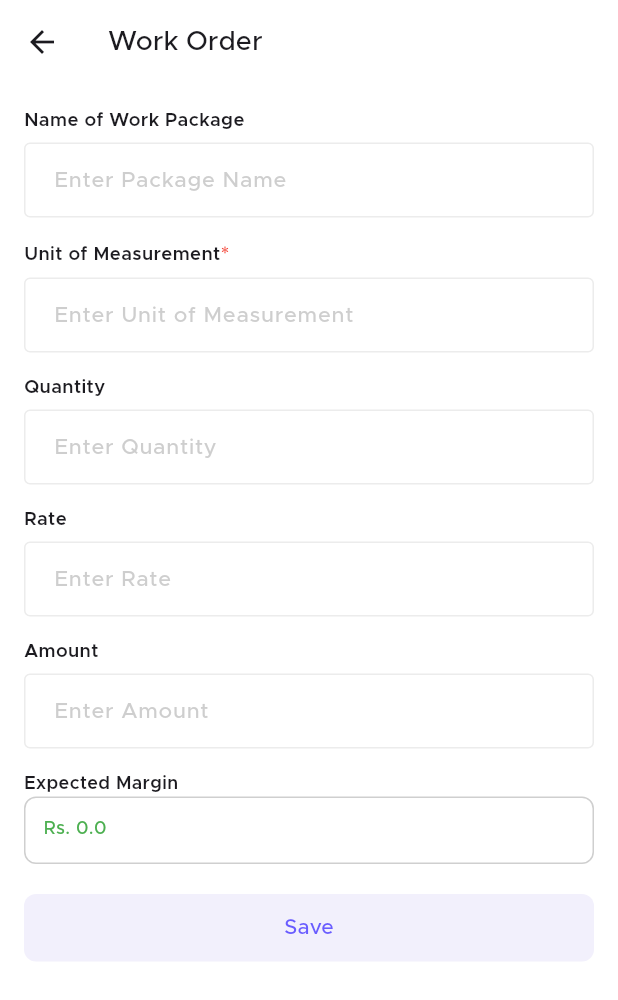
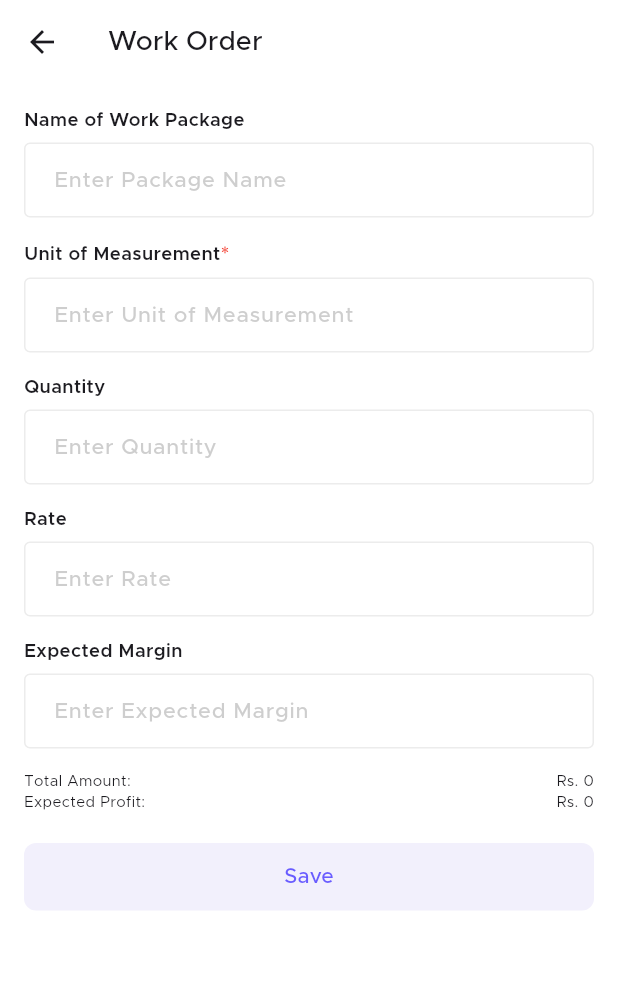
Before and after one commit to shubhamavantkar/pragati-one, a Flutter app: the AddWorkOrderPage screen opened directly, on a phone screen of 412 x 824 dp. Shown: the top 1000 px of the screen. Run offline on Flutter 3.47's test engine with Material 3 defaults, Android fonts, the phone set to English and light mode, and no system bars; our stand-ins replace flutter_otp_text_field, fluttertoast, shared_preferences; missing offline and left inert: phonenumbers; accounts and stored records are empty.

Commit message:
minor changes

```diff
--- a/lib/pages/workOrderPage.dart
+++ b/lib/pages/workOrderPage.dart
@@ -49,6 +49,9 @@ class _AddWorkOrderPageState extends State<AddWorkOrderPage> {
     });
   }
 
+  int totalAmount = 0;
+  int expectedProfit = 0;
+
   @override
   Widget build(BuildContext context) {
     return Scaffold(
@@ -75,6 +78,7 @@ class _AddWorkOrderPageState extends State<AddWorkOrderPage> {
               prefixImage: SizedBox(), // Passing an empty widget
             ),
             FormTextField(
+              keyboardType: TextInputType.numberWithOptions(),
               controller: _unitController,
               hintText: 'Enter Unit of Measurement',
               label: 'Unit of Measurement',
@@ -82,6 +86,7 @@ class _AddWorkOrderPageState extends State<AddWorkOrderPage> {
               prefixImage: SizedBox(), // Passing an empty widget
             ),
             FormTextField(
+              keyboardType: TextInputType.numberWithOptions(),
               controller: _quantityController,
               hintText: 'Enter Quantity',
               label: 'Quantity',
@@ -90,6 +95,7 @@ class _AddWorkOrderPageState extends State<AddWorkOrderPage> {
                   _calculateAmount(), // Recalculate amount on change
             ),
             FormTextField(
+              keyboardType: TextInputType.numberWithOptions(),
               controller: _rateController,
               hintText: 'Enter Rate',
               label: 'Rate',
@@ -97,35 +103,74 @@ class _AddWorkOrderPageState extends State<AddWorkOrderPage> {
               onChanged: (value) =>
                   _calculateAmount(), // Recalculate amount on change
             ),
+            // FormTextField(
+            //   keyboardType: TextInputType.numberWithOptions(),
+            //   controller: _rateController,
+            //   hintText: 'Enter Amount',
+            //   label: 'Amount',
+            //   prefixImage: SizedBox(), // Passing an empty widget
+            //   onChanged: (value) =>
+            //       _calculateAmount(), // Recalculate amount on change
+            // ),
             FormTextField(
+              keyboardType: TextInputType.numberWithOptions(),
               controller: _rateController,
-              hintText: 'Enter Amount',
-              label: 'Amount',
+              hintText: 'Enter Expected Margin',
+              label: 'Expected Margin',
               prefixImage: SizedBox(), // Passing an empty widget
               onChanged: (value) =>
                   _calculateAmount(), // Recalculate amount on change
             ),
-            Text(
-              'Expected Margin',
-              style: TextStyle(fontSize: 12, fontWeight: FontWeight.w600),
+            // Text(
+            //   'Expected Margin',
+            //   style: TextStyle(fontSize: 12, fontWeight: FontWeight.w600),
+            // ),
+            // SizedBox(
+            //   height: 5,
+            // ),
+            // Container(
+            //   height: 45,
+            //   width: double.infinity,
+            //   decoration: BoxDecoration(
+            //       borderRadius: BorderRadius.circular(8),
+            //       border:
+            //           Border.all(color: Colors.grey.withValues(alpha: 0.5))),
+            //   child: Padding(
+            //     padding: const EdgeInsets.all(12.0),
+            //     child: Text(
+            //       'Rs. $_amount',
+            //       style: TextStyle(
+            //           color: Colors.green,
+            //           fontWeight: FontWeight.w500,
+            //           fontSize: 12),
+            //     ),
+            //   ),
+            // ),
+            Row(
+              mainAxisAlignment: MainAxisAlignment.spaceBetween,
+              children: [
+                Text(
+                  'Total Amount:',
+                  style: TextStyle(fontSize: 10),
+                ),
+                Text(
+                  'Rs. $totalAmount',
+                  style: TextStyle(fontSize: 10),
+                )
+              ],
             ),
-            Container(
-              height: 45,
-              width: double.infinity,
-              decoration: BoxDecoration(
-                  borderRadius: BorderRadius.circular(8),
-                  border:
-                      Border.all(color: Colors.grey.withValues(alpha: 0.5))),
-              child: Padding(
-                padding: const EdgeInsets.all(12.0),
-                child: Text(
-                  'Rs. $_amount',
-                  style: TextStyle(
-                      color: Colors.green,
-                      fontWeight: FontWeight.w500,
-                      fontSize: 12),
+            Row(
+              mainAxisAlignment: MainAxisAlignment.spaceBetween,
+              children: [
+                Text(
+                  'Expected Profit:',
+                  style: TextStyle(fontSize: 10),
                 ),
-              ),
+                Text(
+                  'Rs. $expectedProfit',
+                  style: TextStyle(fontSize: 10),
+                )
+              ],
             ),
             if (!_isValid)
               Text(
--- a/lib/widgets/formTextField.dart
+++ b/lib/widgets/formTextField.dart
@@ -7,9 +7,11 @@ class FormTextField extends StatelessWidget {
   final bool necessary;
   final TextEditingController controller; // Added controller
   final Function(String)? onChanged; // Add the onChanged parameter
+  TextInputType keyboardType;
 
-  const FormTextField({
+  FormTextField({
     super.key,
+    this.keyboardType = TextInputType.text,
     required this.hintText,
     required this.label,
     this.prefixImage,
@@ -43,6 +45,7 @@ class FormTextField extends StatelessWidget {
           height: 5,
         ),
         TextFormField(
+          keyboardType: keyboardType,
           controller: controller, // Pass the controller here
           scrollPadding: EdgeInsets.all(16),
           onChanged: onChanged, // Pass onChanged to the TextField
```
